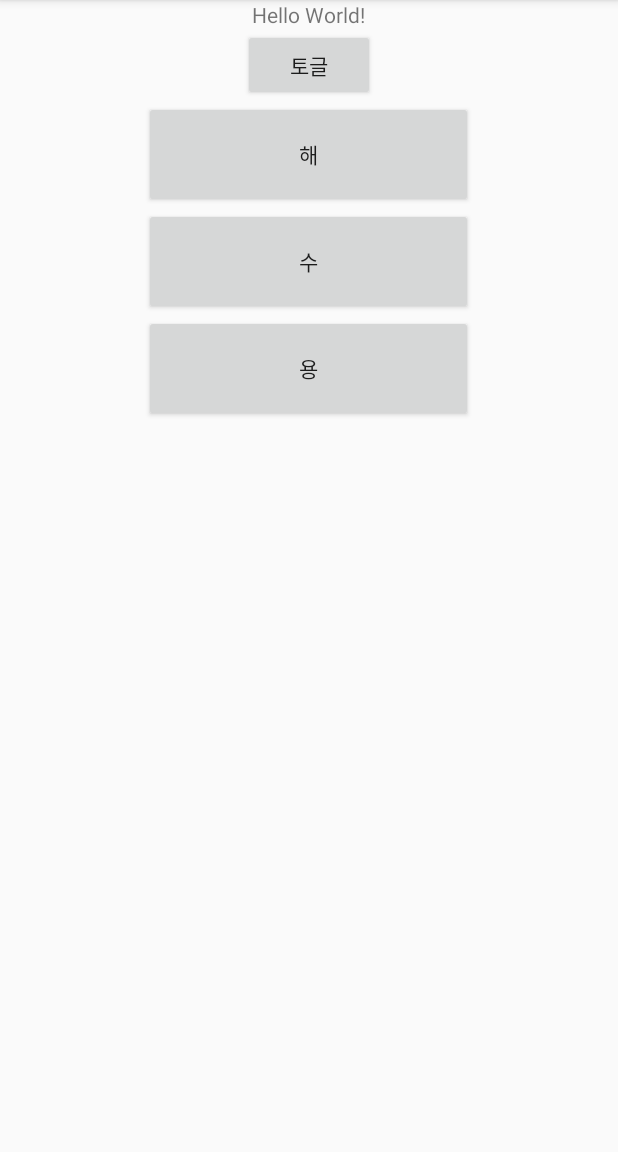
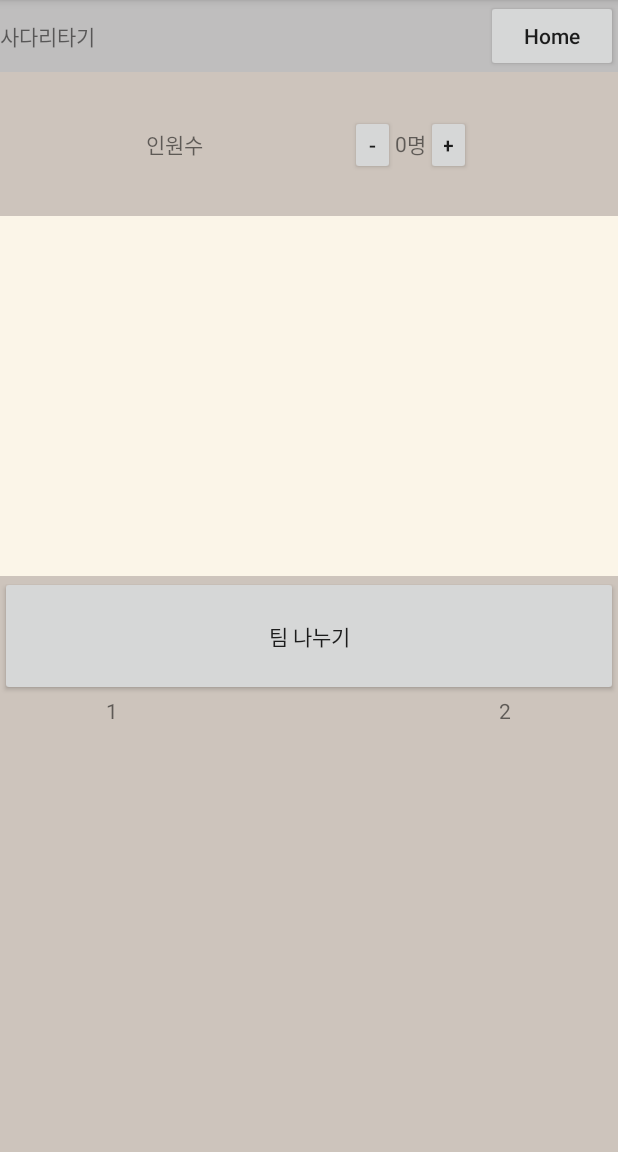
Before and after one commit to cherrypicker1113/InnocentGhostLeg, an Android app: the screen it shows after launch (MainActivity before the commit, ShjangActivity after it), after a tap on an icon or button, on a phone screen of 412 x 824 dp, the part 84-1236 px from its top. Run offline under Robolectric (Android 15) with nearby library versions, the phone set to English and light mode, and no system bars.

Commit message:
issue-14 shjang 액티비티 및 아주간단한 팀나누기 기능 구현

```diff
--- a/app/src/main/AndroidManifest.xml
+++ b/app/src/main/AndroidManifest.xml
@@ -9,6 +9,7 @@
         android:roundIcon="@mipmap/ic_launcher_round"
         android:supportsRtl="true"
         android:theme="@style/Theme.InnocentGhostLeg">
+        <activity android:name=".ShjangActivity"></activity>
         <activity android:name=".MainActivity">
             <intent-filter>
                 <action android:name="android.intent.action.MAIN" />
@@ -16,7 +17,6 @@
                 <category android:name="android.intent.category.LAUNCHER" />
             </intent-filter>
         </activity>
-
         <activity android:name=".YckimActivity" />
     </application>
 
--- a/app/src/main/java/com/innocent/ghostleg/MainActivity.kt
+++ b/app/src/main/java/com/innocent/ghostleg/MainActivity.kt
@@ -31,7 +31,8 @@ class MainActivity : AppCompatActivity() {
         }
 
         binding.shjang.setOnClickListener {
-
+            val intent = Intent(this, ShjangActivity::class.java)
+            startActivity(intent)
         }
 
         binding.yckim.setOnClickListener {
@@ -65,5 +66,6 @@ class MainActivity : AppCompatActivity() {
                 }
             }
         }
+
     }
 }
--- /dev/null
+++ b/app/src/main/java/com/innocent/ghostleg/shjang/ShjangActivity.kt
@@ -0,0 +1,44 @@
+package com.innocent.ghostleg
+
+import android.support.v7.app.AppCompatActivity
+import android.os.Bundle
+import android.util.Log
+import com.innocent.ghostleg.databinding.ActivityShjangBinding
+import com.innocent.ghostleg.shjang.TeamSpliteController
+
+class ShjangActivity : AppCompatActivity() {
+    private lateinit var binding: ActivityShjangBinding
+    private var countOfPeople = 0
+
+    override fun onCreate(savedInstanceState: Bundle?) {
+        super.onCreate(savedInstanceState)
+        binding = ActivityShjangBinding.inflate(layoutInflater)
+
+        binding.btnGoToHome.setOnClickListener {
+            finish()
+        }
+
+        binding.btnMinusCountOfPeople.setOnClickListener {
+            if (countOfPeople === 0) return@setOnClickListener
+            this.countOfPeople -= 1
+            binding.textViewCountOfPeople.text = countOfPeople.toString()
+        }
+
+        binding.btnPlusCountOfPeople.setOnClickListener {
+            countOfPeople += 1
+            binding.textViewCountOfPeople.text = countOfPeople.toString()
+        }
+
+        binding.btnSplit.setOnClickListener {
+            val members = Array<String>(countOfPeople, {i -> ""})
+            for (i in 1..countOfPeople) {
+                members[i - 1] = ("장수홍" + i.toString())
+            }
+            val team = TeamSpliteController.splitTeam(members)
+            binding.textViewTeam1.text = team[0].joinToString("\n")
+            binding.textViewTeam2.text = team[1].joinToString("\n")
+        }
+
+        setContentView(binding.root)
+    }
+}
--- /dev/null
+++ b/app/src/main/java/com/innocent/ghostleg/shjang/TeamSpliteController.kt
@@ -0,0 +1,10 @@
+package com.innocent.ghostleg.shjang
+
+object TeamSpliteController {
+    fun splitTeam(members: Array<String>): Array<Array<String>> {
+        members.shuffle();
+        val firstTeamSize = Math.ceil((members.size / 2).toDouble()).toInt();
+        val secondTeamSize = members.size - firstTeamSize;
+        return arrayOf(members.take(firstTeamSize).toTypedArray(), members.takeLast(secondTeamSize).toTypedArray());
+    }
+}
--- /dev/null
+++ b/app/src/main/res/layout/activity_shjang.xml
@@ -0,0 +1,132 @@
+<?xml version="1.0" encoding="utf-8"?>
+<LinearLayout xmlns:android="http://schemas.android.com/apk/res/android"
+    xmlns:app="http://schemas.android.com/apk/res-auto"
+    xmlns:tools="http://schemas.android.com/tools"
+    android:layout_width="match_parent"
+    android:layout_height="match_parent"
+    android:background="#CDC4BC"
+    android:orientation="vertical"
+    tools:context=".ShjangActivity">
+
+    <LinearLayout
+        android:layout_width="match_parent"
+        android:layout_height="48dp"
+        android:background="#BFBEBE"
+        android:orientation="horizontal">
+
+        <TextView
+            android:layout_width="wrap_content"
+            android:layout_height="match_parent"
+            android:gravity="center_vertical"
+            android:text="사다리타기" />
+
+        <View
+            android:layout_width="0dp"
+            android:layout_height="match_parent"
+            android:layout_weight="1" />
+
+        <Button
+            android:id="@+id/btnGoToHome"
+            android:layout_width="wrap_content"
+            android:layout_height="match_parent"
+            android:text="Home"
+            android:textAllCaps="false" />
+
+    </LinearLayout>
+
+    <LinearLayout
+        android:layout_width="match_parent"
+        android:layout_height="0dp"
+        android:layout_weight="0.5"
+        android:orientation="horizontal">
+
+        <View
+            android:layout_width="0dp"
+            android:layout_height="match_parent"
+            android:layout_weight="1" />
+
+        <TextView
+            android:layout_width="wrap_content"
+            android:layout_height="match_parent"
+            android:gravity="center_vertical"
+            android:text="인원수" />
+
+        <View
+            android:layout_width="0dp"
+            android:layout_height="match_parent"
+            android:layout_weight="1" />
+
+        <Button
+            android:id="@+id/btnMinusCountOfPeople"
+            android:layout_width="30dp"
+            android:layout_height="40dp"
+            android:text="-"
+            android:textAllCaps="false" />
+        <TextView
+            android:id="@+id/textViewCountOfPeople"
+            android:layout_width="wrap_content"
+            android:layout_height="match_parent"
+            android:gravity="center_vertical"
+            android:text="0" />
+        <TextView
+            android:layout_width="wrap_content"
+            android:layout_height="match_parent"
+            android:gravity="center_vertical"
+            android:text="명" />
+        <Button
+            android:id="@+id/btnPlusCountOfPeople"
+            android:layout_width="30dp"
+            android:layout_height="40dp"
+            android:text="+"
+            android:textAllCaps="false" />
+        <View
+            android:layout_width="0dp"
+            android:layout_height="match_parent"
+            android:layout_weight="1" />
+    </LinearLayout>
+
+    <LinearLayout
+        android:layout_width="match_parent"
+        android:layout_height="240dp"
+        android:background="#FBF5E8"
+        android:orientation="horizontal">
+
+    </LinearLayout>
+
+    <LinearLayout
+        android:layout_width="match_parent"
+        android:layout_height="0dp"
+        android:layout_weight="2"
+        android:orientation="vertical">
+
+        <Button
+            android:id="@+id/btnSplit"
+            android:layout_width="match_parent"
+            android:layout_height="80dp"
+            android:text="팀 나누기"
+            android:textAllCaps="false" />
+
+        <LinearLayout
+            android:layout_width="match_parent"
+            android:layout_height="match_parent"
+            android:orientation="horizontal">
+            <TextView
+                android:id="@+id/textViewTeam1"
+                android:layout_width="150dp"
+                android:layout_height="match_parent"
+                android:text="1"
+                android:gravity="center_horizontal"/>
+            <View
+                android:layout_width="0dp"
+                android:layout_height="match_parent"
+                android:layout_weight="1"/>
+            <TextView
+                android:id="@+id/textViewTeam2"
+                android:layout_width="150dp"
+                android:layout_height="match_parent"
+                android:text="2"
+                android:gravity="center_horizontal"/>
+        </LinearLayout>
+    </LinearLayout>
+
+</LinearLayout>
```
